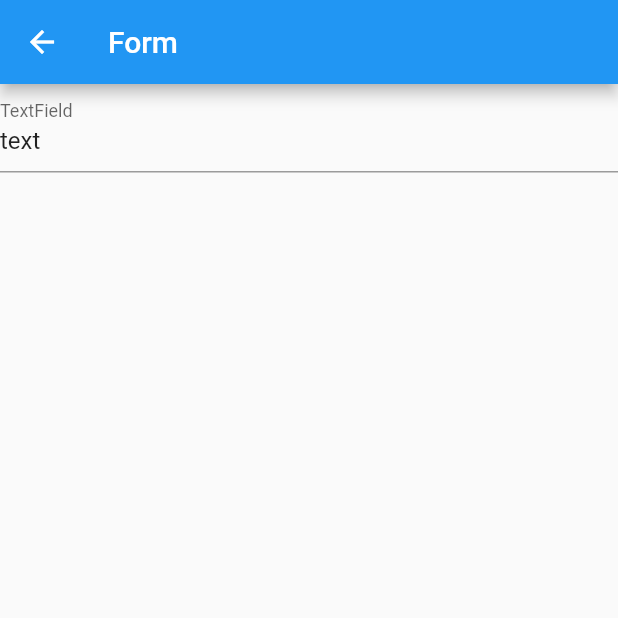
After one commit to ham-burger/flutter-playground, a Flutter app: the screen it shows after launch, after a tap on "forms", on a phone screen of 412 x 824 dp, the top half of it. The commit adds this screen. Run offline on Flutter 3.47's test engine with Material 2 defaults, Android fonts, the light colour scheme and no system bars.

Commit message:
feat(ui): create form-page and add text-field

```diff
--- a/ui_component_scrap/lib/home_page.dart
+++ b/ui_component_scrap/lib/home_page.dart
@@ -1,5 +1,6 @@
 import 'package:flutter/material.dart';
 import 'package:ui_component_scrap/pages/buttons_page.dart';
+import 'package:ui_component_scrap/pages/form_page.dart';
 import 'package:ui_component_scrap/pages/texts_page.dart';
 import 'package:ui_component_scrap/pages/toogles_page.dart';
 
@@ -68,6 +69,14 @@ class _MyHomePageState extends State<MyHomePage> {
                 builder: (context) => const TogglesPage(),
               ),
             ),
+          ),
+          ListTile(
+            title: Text('forms'),
+            onTap: () => Navigator.of(context).push(
+              MaterialPageRoute(
+                builder: (context) => const FormPage(),
+              ),
+            ),
           )
         ],
       ),
--- /dev/null
+++ b/ui_component_scrap/lib/pages/form_page.dart
@@ -0,0 +1,46 @@
+import 'package:flutter/material.dart';
+
+class FormPage extends StatefulWidget {
+  const FormPage({Key? key}) : super(key: key);
+
+  @override
+  State<FormPage> createState() => _FormPageState();
+}
+
+class _FormPageState extends State<FormPage> {
+  TextEditingController textEditingController =
+      TextEditingController(text: 'text');
+
+  @override
+  Widget build(BuildContext context) {
+    return Scaffold(
+      appBar: AppBar(
+        title: const Text('Form'),
+      ),
+      body: ListView(
+        children: [
+          TextField(
+            controller: textEditingController,
+            onChanged: (value) {
+              print('onChanged:' + value);
+            },
+            onTap: () {
+              print('onTap');
+            },
+            onEditingComplete: () {
+              print('onEditingComplete');
+            },
+            onSubmitted: (value) {
+              print('onSubmitted: $value');
+              print('textEditingController: ' + textEditingController.text);
+            },
+            decoration: const InputDecoration(
+              labelText: 'TextField',
+              hintText: 'hint',
+            ),
+          ),
+        ],
+      ),
+    );
+  }
+}
```
